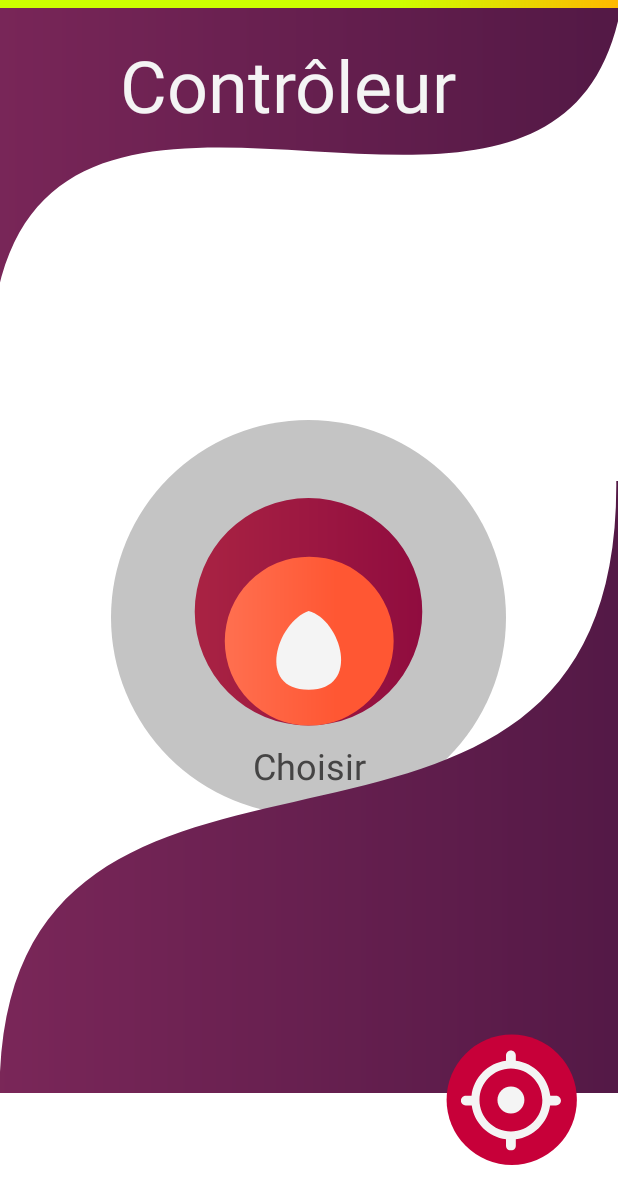
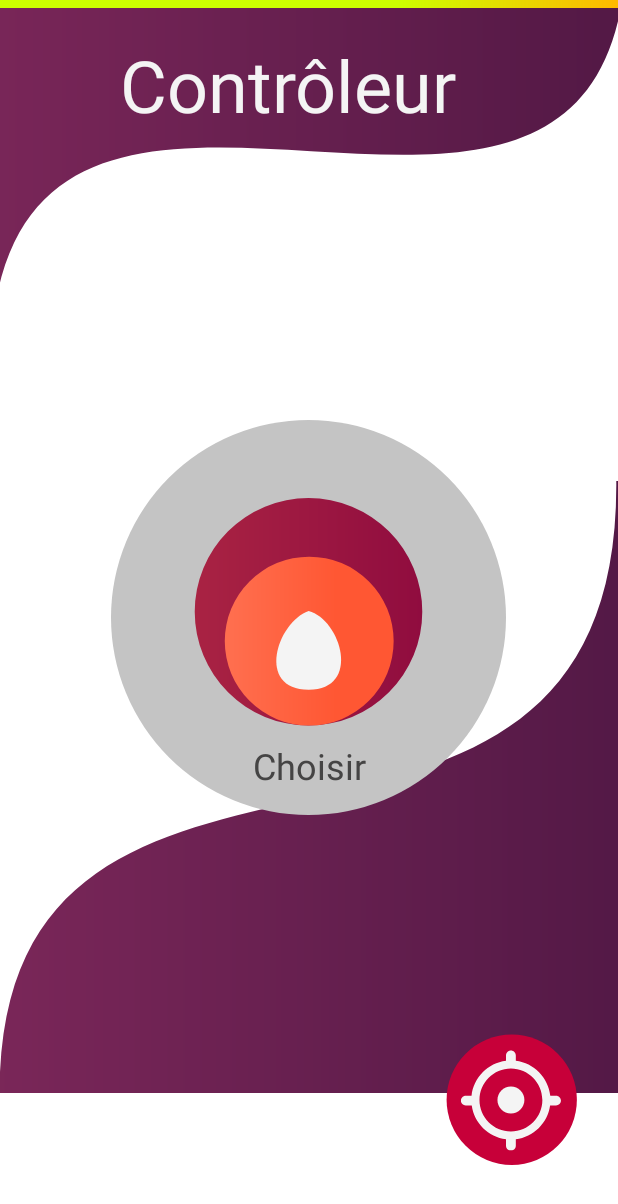
Before and after one commit to KamilDike/LanguageApp, an Android app: the layout activity_contrl_page.xml on its own in the app's theme, with its tools: preview values and no code run, on a phone screen of 412 x 824 dp. Shown: the top 1204 px of the screen. Run offline under Robolectric (Android 15) with nearby library versions, the phone set to English and light mode, and no system bars.

```diff
--- a/app/build.gradle
+++ b/app/build.gradle
@@ -34,7 +34,9 @@ dependencies {
     implementation 'androidx.navigation:navigation-ui:2.2.2'
     implementation 'com.google.firebase:firebase-database:16.0.4'
     implementation 'androidx.legacy:legacy-support-v4:1.0.0'
+    implementation 'androidx.lifecycle:lifecycle-extensions:2.0.0'
     testImplementation 'junit:junit:4.12'
     androidTestImplementation 'androidx.test.ext:junit:1.1.1'
     androidTestImplementation 'androidx.test.espresso:espresso-core:3.2.0'
+    implementation 'org.p5android:processing-core:4.0.4'
 }
--- a/app/src/main/res/layout/activity_contrl_page.xml
+++ b/app/src/main/res/layout/activity_contrl_page.xml
@@ -1,5 +1,6 @@
 <?xml version="1.0" encoding="utf-8"?>
 <FrameLayout xmlns:android="http://schemas.android.com/apk/res/android"
+    android:id="@+id/control_page"
     xmlns:tools="http://schemas.android.com/tools"
     android:layout_width="fill_parent"
     android:layout_height="fill_parent"
@@ -19,6 +20,18 @@
         android:layout_height="fill_parent"
         android:background="@color/design_default_color_background"
         >
+
+        <FrameLayout android:id="@+id/fg_frame"
+            android:layout_width="fill_parent"
+            android:layout_height="fill_parent">
+            <View
+                android:id="@+id/vector_1"
+                android:layout_width="match_parent"
+                android:layout_height="417dp"
+                android:layout_marginTop="311dp"
+                android:background="@drawable/ic_vector_1"
+                android:elevation="0dp" />
+        </FrameLayout>
 
 
 
@@ -59,12 +72,13 @@
 
         <ImageButton
             xmlns:android="http://schemas.android.com/apk/res/android"
-            android:id="@+id/frame_1"
+            android:id="@+id/virtualJ"
             android:layout_width="159dp"
             android:layout_height="159dp"
             android:layout_centerHorizontal="true"
             android:layout_centerVertical="true"
             android:background="@drawable/ic_frame_1"
+            android:onClick="accept"
             />
 
         <View
@@ -104,16 +118,6 @@
             />
 
 
-        <View
-            android:id="@+id/vector_1"
-            android:layout_width="match_parent"
-            android:layout_height="417dp"
-            android:layout_alignParentLeft="true"
-            android:layout_alignParentTop="true"
-            android:layout_marginTop="311dp"
-            android:background="@drawable/ic_vector_1"
-            android:elevation="0dp"
-            />
         <ImageButton
             android:layout_width="95dp"
             android:layout_height="95dp"
--- a/app/src/main/res/layout/fragment_first.xml
+++ b/app/src/main/res/layout/fragment_first.xml
@@ -1,5 +1,6 @@
 <?xml version="1.0" encoding="utf-8"?>
 <androidx.constraintlayout.widget.ConstraintLayout xmlns:android="http://schemas.android.com/apk/res/android"
+    android:id="@+id/first_layout"
     xmlns:app="http://schemas.android.com/apk/res-auto"
     xmlns:tools="http://schemas.android.com/tools"
     android:layout_width="match_parent"
```
Also changed, not shown: app/src/main/java/com/example/controler/ContrlPage.java (+54 -10 lines), app/src/main/java/com/example/controler/Psketch.java (added, +49 -0 lines), app/src/main/java/com/example/controler/PsketchViewModel.java (added, +7 -0 lines), app/src/main/java/com/example/controler/Sketch.java (added, +18 -0 lines), app/src/main/res/layout/psketch_fragment.xml (added, +13 -0 lines).
